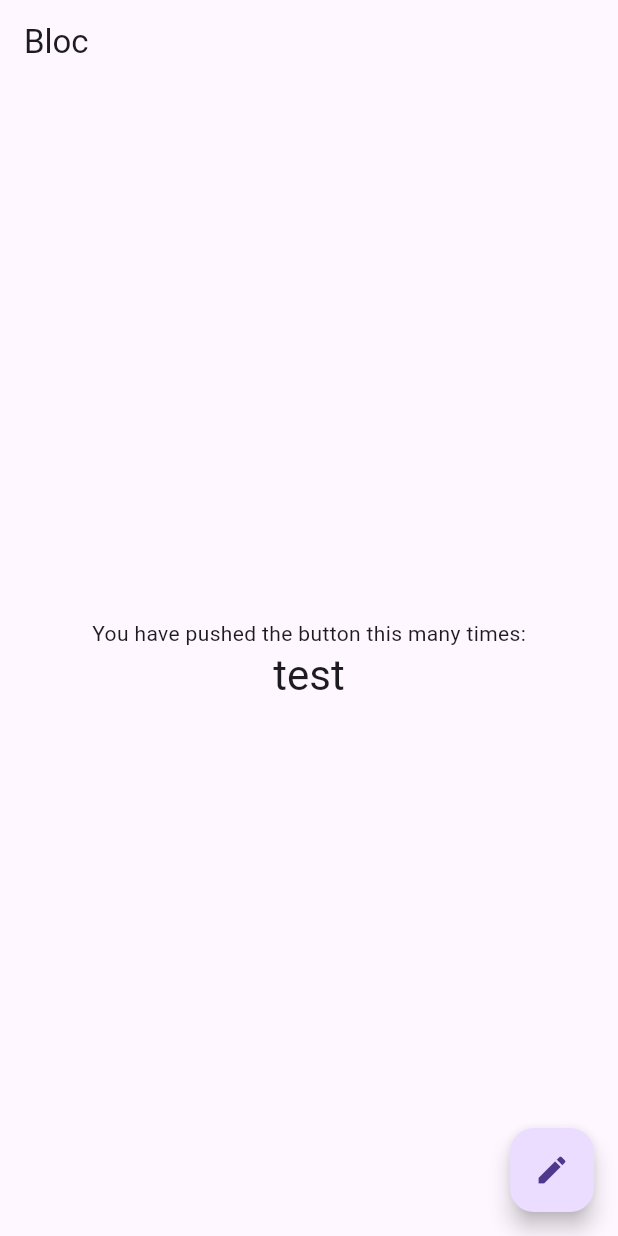
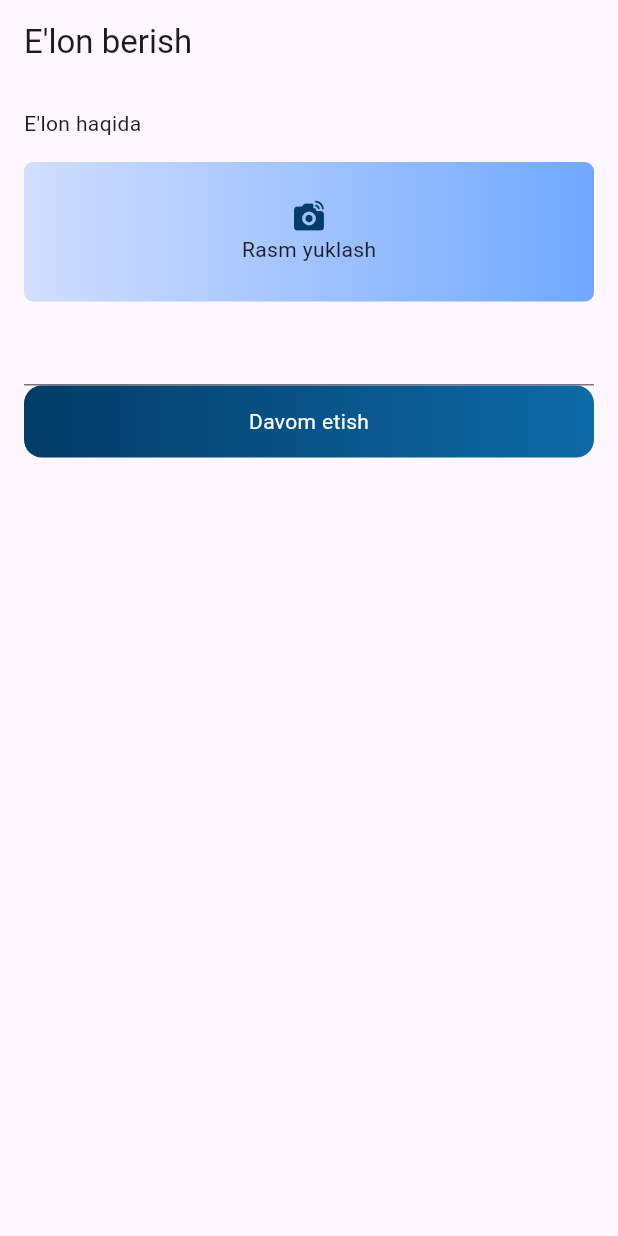
Before and after one commit to Muhammadyunusxon/bloc_example, a Flutter app: the screen it shows after launch, on a phone screen of 412 x 824 dp. Run offline on Flutter 3.47's test engine with Material 2 defaults, Android fonts, the phone set to English and light mode, and no system bars; our stand-ins replace bloc, flutter_bloc, image_picker.

Commit message:
homework-24

```diff
--- a/analysis_options.yaml
+++ b/analysis_options.yaml
@@ -22,7 +22,7 @@ linter:
   # `// ignore_for_file: name_of_lint` syntax on the line or in the file
   # producing the lint.
   rules:
-    # avoid_print: false  # Uncomment to disable the `avoid_print` rule
+    # avoid_debugPrint: false  # Uncomment to disable the `avoid_debugPrint` rule
     # prefer_single_quotes: true  # Uncomment to enable the `prefer_single_quotes` rule
 
 # Additional information about this file can be found at
--- /dev/null
+++ b/lib/homework-24/add_ads_page.dart
@@ -0,0 +1,100 @@
+import 'dart:io';
+
+import 'package:bloc_example/homework-24/add_ads_cubit.dart';
+import 'package:bloc_example/homework-24/info_page.dart';
+import 'package:bloc_example/homework-24/my_dialog.dart';
+import 'package:flutter/material.dart';
+import 'package:flutter_bloc/flutter_bloc.dart';
+
+class AddAdsScreen extends StatefulWidget {
+  const AddAdsScreen({Key? key}) : super(key: key);
+
+  @override
+  State<AddAdsScreen> createState() => _AddAdsScreenState();
+}
+
+class _AddAdsScreenState extends State<AddAdsScreen> {
+
+  TextEditingController productName= TextEditingController();
+  TextEditingController productDesc= TextEditingController();
+
+  @override
+  Widget build(BuildContext context) {
+    return Scaffold(
+      appBar: AppBar(title: const Text("E'lon berish")),
+      body: ListView(
+        padding: const EdgeInsets.all(16),
+        children: [
+          const Text("E'lon haqida"),
+          const SizedBox(height: 16),
+          GestureDetector(
+            onTap: () {
+              showDialog(
+                context: context,
+                builder: (_) => BlocProvider.value(
+                  value: BlocProvider.of<AddAdsCubit>(context),
+                  child: const Dialog(child: MyDialog()),
+                ),
+              );
+            },
+            child: BlocSelector<AddAdsCubit, AddAdsState, AddAds>(
+              selector: (state) {
+                return state as AddAds;
+              },
+              builder: (context, state) {
+                return state.imagePath.isEmpty
+                    ? Container(
+                        height: 93,
+                        decoration: BoxDecoration(
+                          borderRadius: BorderRadius.circular(6),
+                          gradient: const LinearGradient(
+                              colors: [Color(0x5070A8FF), Color(0xff70A8FF)]),
+                        ),
+                        child: Column(
+                          mainAxisAlignment: MainAxisAlignment.center,
+                          children: const [
+                            Icon(
+                              Icons.linked_camera_rounded,
+                              color: Color(0xff033C67),
+                            ),
+                            Text("Rasm yuklash"),
+                          ],
+                        ),
+                      )
+                    : Image.file(File(state.imagePath));
+              },
+            ),
+          ),
+          const SizedBox(height: 8),
+          TextFormField(),
+          GestureDetector(
+            onTap: () {
+              Navigator.of(context).push(
+                MaterialPageRoute(
+                  builder: (_) => BlocProvider.value(
+                    value: BlocProvider.of<AddAdsCubit>(context),
+                    child: const InfoPage(),
+                  ),
+                ),
+              );
+            },
+            child: Container(
+              width: double.infinity,
+              padding: const EdgeInsets.symmetric(vertical: 14),
+              decoration: BoxDecoration(
+                  borderRadius: BorderRadius.circular(12),
+                  gradient: const LinearGradient(
+                      colors: [Color(0xff033C67), Color(0xff0D6AA7)])),
+              child: const Center(
+                child: Text(
+                  "Davom etish",
+                  style: TextStyle(color: Colors.white),
+                ),
+              ),
+            ),
+          ),
+        ],
+      ),
+    );
+  }
+}
--- /dev/null
+++ b/lib/homework-24/add_ads_state.dart
@@ -0,0 +1,19 @@
+part of 'add_ads_cubit.dart';
+
+@immutable
+abstract class AddAdsState {}
+
+class AddAdsInitial extends AddAdsState {}
+
+// ignore: must_be_immutable
+class AddAds extends AddAdsState {
+  String imagePath;
+  String name;
+
+  AddAds({this.imagePath = "", this.name = ""});
+
+  AddAds copyWith({String? imagePath, String? name}) {
+    return AddAds(
+        imagePath: imagePath ?? this.imagePath, name: name ?? this.name);
+  }
+}
--- a/lib/main.dart
+++ b/lib/main.dart
@@ -1,8 +1,9 @@
+import 'package:bloc_example/homework-24/add_ads_cubit.dart';
 import 'package:bloc_example/homework/checker_cubit.dart';
-import 'package:bloc_example/homework/home_page.dart';
 import 'package:flutter/material.dart';
 import 'package:flutter_bloc/flutter_bloc.dart';
 
+import 'homework-24/add_ads_page.dart';
 import 'lesson/main_cubit.dart';
 
 void main() {
@@ -16,13 +17,15 @@ class MyApp extends StatelessWidget {
   Widget build(BuildContext context) {
     return MaterialApp(
       title: 'Flutter Demo',
+      debugShowCheckedModeBanner: false,
       theme: ThemeData(useMaterial3: true),
       home: MultiBlocProvider(
         providers: [
           BlocProvider(create: (_) => CounterCubit()),
           BlocProvider(create: (_) => CheckerCubit()),
+          BlocProvider(create: (_) => AddAdsCubit()),
         ],
-        child: const HomePage(),
+        child: const AddAdsScreen(),
       ),
     );
   }
--- a/pubspec.yaml
+++ b/pubspec.yaml
@@ -36,6 +36,7 @@ dependencies:
   # Use with the CupertinoIcons class for iOS style icons.
   cupertino_icons: ^1.0.2
   flutter_bloc: ^8.1.2
+  image_picker: ^0.8.6+3
 
 dev_dependencies:
   flutter_test:
```
Also changed, not shown: lib/homework-24/add_ads_cubit.dart (added, +33 -0 lines), lib/homework-24/info_page.dart (added, +39 -0 lines), lib/homework-24/my_dialog.dart (added, +100 -0 lines), lib/homework-24/my_drop_down.dart (added, +32 -0 lines), pubspec.lock, 2 other files.
